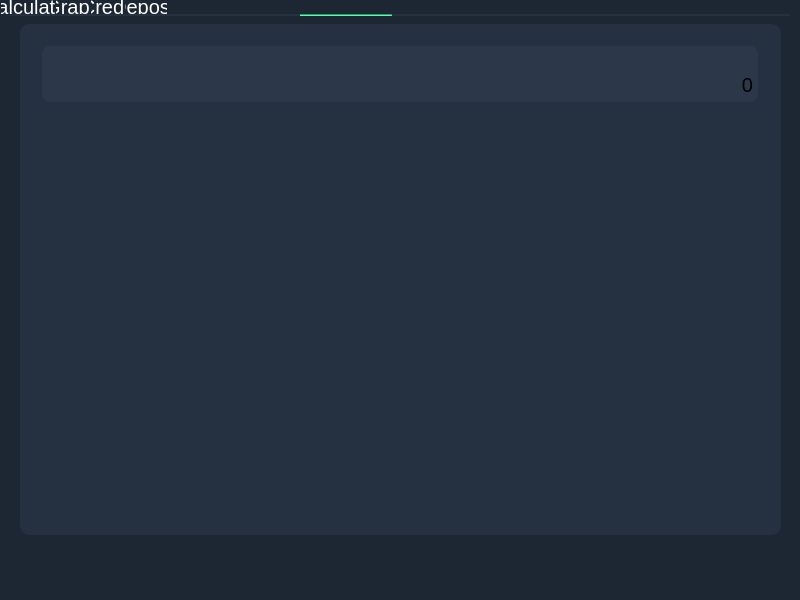
This is view/view.ui in IgorBio/Smart_Calculator as Qt 5 draws it before an edit. The edited form follows.
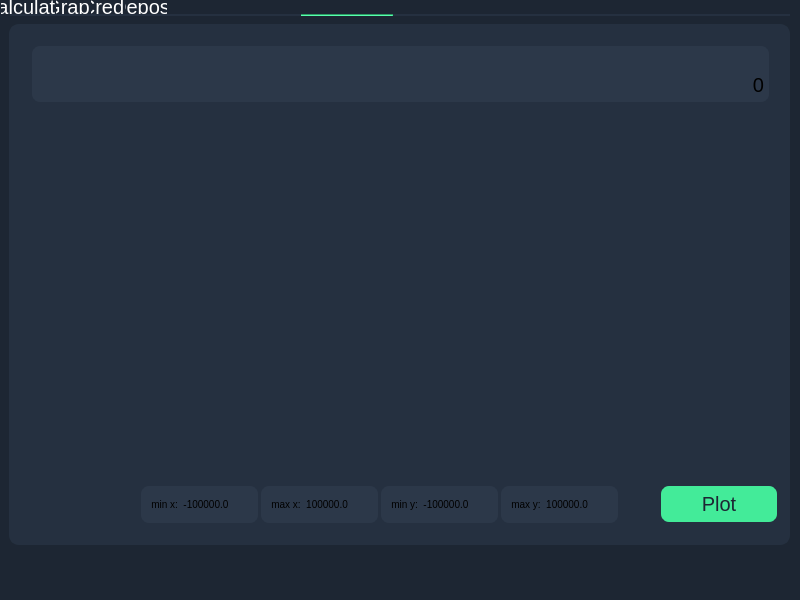
This is the edited form. The open tabs and pages were chosen to show the change.

Commit message: add input validation in view, add charts, needs to fix linker problem in plot

What changed in the file:
```diff
--- a/view/view.ui
+++ b/view/view.ui
@@ -1352,7 +1352,7 @@
     <widget class="Line" name="line_gr_graph">
      <property name="geometry">
       <rect>
-       <x>300</x>
+       <x>301</x>
        <y>0</y>
        <width>92</width>
        <height>2</height>
@@ -1381,27 +1381,12 @@
       <enum>Qt::Horizontal</enum>
      </property>
     </widget>
-    <widget class="QTextBrowser" name="text_out_graph">
-     <property name="geometry">
-      <rect>
-       <x>20</x>
-       <y>10</y>
-       <width>761</width>
-       <height>511</height>
-      </rect>
-     </property>
-     <property name="styleSheet">
-      <string notr="true">background-color: #253040;
-border-radius: 10px;
-border: 2px solid #253040;</string>
-     </property>
-    </widget>
     <widget class="QLabel" name="display_graph">
      <property name="geometry">
       <rect>
-       <x>40</x>
+       <x>30</x>
        <y>30</y>
-       <width>720</width>
+       <width>741</width>
        <height>60</height>
       </rect>
      </property>
@@ -1431,6 +1416,244 @@
       <number>5</number>
      </property>
     </widget>
+    <widget class="QWidget" name="chart" native="true">
+     <property name="geometry">
+      <rect>
+       <x>9</x>
+       <y>10</y>
+       <width>781</width>
+       <height>521</height>
+      </rect>
+     </property>
+     <property name="styleSheet">
+      <string notr="true">background-color: #253040;
+border-radius: 10px;
+border: 2px solid #253040;</string>
+     </property>
+     <widget class="QPushButton" name="btn_plot">
+      <property name="geometry">
+       <rect>
+        <x>650</x>
+        <y>460</y>
+        <width>120</width>
+        <height>40</height>
+       </rect>
+      </property>
+      <property name="styleSheet">
+       <string notr="true">QPushButton {
+background-color: #43eb99;
+color: #1d2633;
+font-size: 20px;
+border-radius: 10px;
+}
+QPushButton::hover {
+background-color:  #a24fea;
+color: #1d2633;
+font-size: 20px;
+border-radius: 10px;
+}
+QPushButton::pressed {
+background-color: #7521c5;
+color: #1d2633;
+font-size: 16px;
+border-radius: 10px;
+}</string>
+      </property>
+      <property name="text">
+       <string>Plot</string>
+      </property>
+     </widget>
+     <widget class="QDoubleSpinBox" name="x_min">
+      <property name="geometry">
+       <rect>
+        <x>130</x>
+        <y>460</y>
+        <width>121</width>
+        <height>41</height>
+       </rect>
+      </property>
+      <property name="styleSheet">
+       <string notr="true">font: 10px;
+background-color: #2c3849;
+border-radius: 10px;
+border: 2px solid #253040;</string>
+      </property>
+      <property name="frame">
+       <bool>true</bool>
+      </property>
+      <property name="alignment">
+       <set>Qt::AlignLeading|Qt::AlignLeft|Qt::AlignVCenter</set>
+      </property>
+      <property name="buttonSymbols">
+       <enum>QAbstractSpinBox::NoButtons</enum>
+      </property>
+      <property name="prefix">
+       <string>   min x:  </string>
+      </property>
+      <property name="decimals">
+       <number>1</number>
+      </property>
+      <property name="minimum">
+       <double>-1000000.000000000000000</double>
+      </property>
+      <property name="maximum">
+       <double>1000000.000000000000000</double>
+      </property>
+      <property name="singleStep">
+       <double>1.000000000000000</double>
+      </property>
+      <property name="value">
+       <double>-1000000.000000000000000</double>
+      </property>
+     </widget>
+     <widget class="QDoubleSpinBox" name="x_max">
+      <property name="geometry">
+       <rect>
+        <x>250</x>
+        <y>460</y>
+        <width>121</width>
+        <height>41</height>
+       </rect>
+      </property>
+      <property name="styleSheet">
+       <string notr="true">font: 10px;
+background-color: #2c3849;
+border-radius: 10px;
+border: 2px solid #253040;</string>
+      </property>
+      <property name="frame">
+       <bool>true</bool>
+      </property>
+      <property name="alignment">
+       <set>Qt::AlignLeading|Qt::AlignLeft|Qt::AlignVCenter</set>
+      </property>
+      <property name="buttonSymbols">
+       <enum>QAbstractSpinBox::NoButtons</enum>
+      </property>
+      <property name="prefix">
+       <string>   max x:  </string>
+      </property>
+      <property name="decimals">
+       <number>1</number>
+      </property>
+      <property name="minimum">
+       <double>-1000000.000000000000000</double>
+      </property>
+      <property name="maximum">
+       <double>1000000.000000000000000</double>
+      </property>
+      <property name="singleStep">
+       <double>1.000000000000000</double>
+      </property>
+      <property name="value">
+       <double>1000000.000000000000000</double>
+      </property>
+     </widget>
+     <widget class="QWidget" name="chart_field" native="true">
+      <property name="geometry">
+       <rect>
+        <x>10</x>
+        <y>80</y>
+        <width>751</width>
+        <height>381</height>
+       </rect>
+      </property>
+      <layout class="QHBoxLayout" name="layout"/>
+     </widget>
+     <widget class="QDoubleSpinBox" name="y_max">
+      <property name="geometry">
+       <rect>
+        <x>490</x>
+        <y>460</y>
+        <width>121</width>
+        <height>41</height>
+       </rect>
+      </property>
+      <property name="styleSheet">
+       <string notr="true">font: 10px;
+background-color: #2c3849;
+border-radius: 10px;
+border: 2px solid #253040;</string>
+      </property>
+      <property name="frame">
+       <bool>true</bool>
+      </property>
+      <property name="alignment">
+       <set>Qt::AlignLeading|Qt::AlignLeft|Qt::AlignVCenter</set>
+      </property>
+      <property name="buttonSymbols">
+       <enum>QAbstractSpinBox::NoButtons</enum>
+      </property>
+      <property name="prefix">
+       <string>   max y:  </string>
+      </property>
+      <property name="decimals">
+       <number>1</number>
+      </property>
+      <property name="minimum">
+       <double>-1000000.000000000000000</double>
+      </property>
+      <property name="maximum">
+       <double>1000000.000000000000000</double>
+      </property>
+      <property name="singleStep">
+       <double>1.000000000000000</double>
+      </property>
+      <property name="value">
+       <double>1000000.000000000000000</double>
+      </property>
+     </widget>
+     <widget class="QDoubleSpinBox" name="y_min">
+      <property name="geometry">
+       <rect>
+        <x>370</x>
+        <y>460</y>
+        <width>121</width>
+        <height>41</height>
+       </rect>
+      </property>
+      <property name="styleSheet">
+       <string notr="true">font: 10px;
+background-color: #2c3849;
+border-radius: 10px;
+border: 2px solid #253040;</string>
+      </property>
+      <property name="frame">
+       <bool>true</bool>
+      </property>
+      <property name="alignment">
+       <set>Qt::AlignLeading|Qt::AlignLeft|Qt::AlignVCenter</set>
+      </property>
+      <property name="buttonSymbols">
+       <enum>QAbstractSpinBox::NoButtons</enum>
+      </property>
+      <property name="prefix">
+       <string>   min y:  </string>
+      </property>
+      <property name="decimals">
+       <number>1</number>
+      </property>
+      <property name="minimum">
+       <double>-1000000.000000000000000</double>
+      </property>
+      <property name="maximum">
+       <double>1000000.000000000000000</double>
+      </property>
+      <property name="singleStep">
+       <double>1.000000000000000</double>
+      </property>
+      <property name="value">
+       <double>-1000000.000000000000000</double>
+      </property>
+     </widget>
+     <zorder>chart_field</zorder>
+     <zorder>x_min</zorder>
+     <zorder>x_max</zorder>
+     <zorder>btn_plot</zorder>
+     <zorder>y_max</zorder>
+     <zorder>y_min</zorder>
+    </widget>
+    <zorder>chart</zorder>
     <zorder>line_graph</zorder>
     <zorder>line_gr_graph</zorder>
     <zorder>text_out_graph</zorder>
```
Left out of the diff: 13 changed lines with no effect on the pictures. The commit also changes 11 other files.
